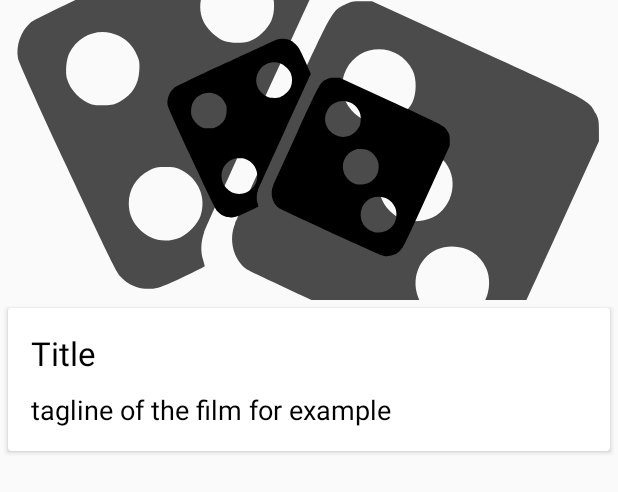
After one commit to mrkyle7/SwrlList, an Android app: the layout view_page_details.xml on its own in the app's theme, with its tools: preview values and no code run, on a phone screen of 412 x 824 dp. The commit adds this screen. Shown: the top 492 px of the screen. Run offline under Robolectric (Android 15) with nearby library versions, the phone set to English and light mode, and no system bars.

Commit message:
Version 8.0- Improve view screen details

```diff
--- a/app/build.gradle
+++ b/app/build.gradle
@@ -24,8 +24,8 @@ android {
         applicationId "co.swrl.list"
         minSdkVersion 21
         targetSdkVersion 25
-        versionCode 36
-        versionName "7.23"
+        versionCode 37
+        versionName "8.0"
         testInstrumentationRunner "android.support.test.runner.AndroidJUnitRunner"
     }
     buildTypes {
--- a/app/src/main/java/co/swrl/list/ui/list/SwrlRow.java
+++ b/app/src/main/java/co/swrl/list/ui/list/SwrlRow.java
@@ -8,7 +8,6 @@ import android.graphics.Color;
 import android.os.AsyncTask;
 import android.support.annotation.NonNull;
 import android.support.v7.widget.RecyclerView;
-import android.text.TextUtils;
 import android.util.TypedValue;
 import android.view.LayoutInflater;
 import android.view.View;
@@ -110,7 +109,7 @@ public class SwrlRow extends RecyclerView.ViewHolder {
         String subtitle2Text = "No Details...";
         if (swrl.getDetails() != null && swrl.getDetails().getCategories() != null
                 && !swrl.getDetails().getCategories().isEmpty()) {
-            subtitle2Text = TextUtils.join(", ", swrl.getDetails().getCategories());
+            subtitle2Text = swrl.getDetails().getCategories();
         }
         if (swrl.getType() == Type.BOOK && swrl.getDetails() != null && swrl.getDetails().getPublicationDate() != null) {
             subtitle2Text = swrl.getDetails().getPublicationDate();
--- /dev/null
+++ b/app/src/main/res/layout/view_page_details.xml
@@ -0,0 +1,87 @@
+<RelativeLayout xmlns:android="http://schemas.android.com/apk/res/android"
+    xmlns:card_view="http://schemas.android.com/apk/res-auto"
+    android:layout_width="match_parent"
+    android:layout_height="match_parent"
+    android:isScrollContainer="true">
+
+    <ScrollView
+        android:layout_width="fill_parent"
+        android:layout_height="match_parent">
+
+        <LinearLayout
+            android:layout_width="fill_parent"
+            android:layout_height="wrap_content"
+            android:orientation="vertical">
+
+            <RelativeLayout
+                android:id="@+id/image_background"
+                android:layout_width="match_parent"
+                android:layout_height="@dimen/viewImageHeight">
+
+                <ImageView
+                    android:id="@+id/imageView2"
+                    android:layout_width="match_parent"
+                    android:layout_height="match_parent"
+                    android:adjustViewBounds="true"
+                    android:alpha="0.7"
+                    android:cropToPadding="true"
+                    android:scaleType="centerCrop"
+                    android:src="@drawable/ic_boardgame_icon" />
+
+                <ImageView
+                    android:id="@+id/imageView"
+                    android:layout_width="wrap_content"
+                    android:layout_height="match_parent"
+                    android:layout_centerInParent="true"
+                    android:adjustViewBounds="true"
+                    android:backgroundTint="@null"
+                    android:maxHeight="@dimen/viewImageHeight"
+                    android:src="@drawable/ic_boardgame_icon" />
+
+            </RelativeLayout>
+
+            <LinearLayout
+                android:id="@+id/details_layout"
+                android:layout_width="fill_parent"
+                android:layout_height="wrap_content"
+                android:orientation="vertical">
+
+                <android.support.v7.widget.CardView
+                    android:id="@+id/titleSection"
+                    android:layout_width="fill_parent"
+                    android:layout_height="wrap_content"
+                    android:layout_gravity="center"
+                    android:layout_margin="5dp"
+                    card_view:cardCornerRadius="2dp"
+                    card_view:contentPadding="10dp">
+
+                    <LinearLayout
+                        android:layout_width="match_parent"
+                        android:layout_height="match_parent"
+                        android:layout_margin="0dp"
+                        android:orientation="vertical">
+
+                        <TextView
+                            android:id="@+id/title"
+                            android:layout_width="wrap_content"
+                            android:layout_height="wrap_content"
+                            android:padding="5dp"
+                            android:text="Title"
+                            android:textColor="#000000"
+                            android:textSize="22sp" />
+
+                        <TextView
+                            android:id="@+id/tagline"
+                            android:layout_width="wrap_content"
+                            android:layout_height="wrap_content"
+                            android:padding="5dp"
+                            android:text="tagline of the film for example"
+                            android:textColor="#000000"
+                            android:textSize="18sp" />
+                    </LinearLayout>
+                </android.support.v7.widget.CardView>
+
+            </LinearLayout>
+        </LinearLayout>
+    </ScrollView>
+</RelativeLayout>
--- a/app/src/main/res/values/ids.xml
+++ b/app/src/main/res/values/ids.xml
@@ -11,4 +11,8 @@
     <item name="list_item_done" type="id" />
     <item name="addItemTypeSelector" type="id" />
     <item name="search_results" type="id" />
+    <item name="another_section" type="id">another_section</item>
+    <item name="keyDetailsTitle" type="id">keyDetailsTitle</item>
+    <item name="creatorTitle" type="id">creatorTitle</item>
+    <item name="creatorText" type="id">creatorText</item>
 </resources>
--- a/app/src/main/res/values/strings.xml
+++ b/app/src/main/res/values/strings.xml
@@ -5,6 +5,8 @@
     <string name="pkey_version_number">version_number</string>
     <string name="whatsNewLatest">
         <![CDATA[
+        <h4>Version 8.0 (18 September 2017)</h4>
+        \u2022 Improve view screen details
         <h4>Version 7.23 (17 September 2017)</h4>
         \u2022 Fixes to number totals of list filters
         <h4>Version 7.22 (17 September 2017)</h4>
```
Also changed, not shown: app/src/main/java/co/swrl/list/item/Details.java (+31 -6 lines), app/src/main/java/co/swrl/list/ui/activity/ListActivity.java (+4 -7 lines), app/src/main/java/co/swrl/list/ui/activity/ViewActivity.java (+11 -8 lines), app/src/main/java/co/swrl/list/ui/activity/ViewPageDetails.java (+67 -72 lines), app/src/main/res/layout/details_card_text.xml (added, +37 -0 lines), app/src/main/res/layout/fragment_view.xml (deleted, +0 -84 lines), 1 other file.
